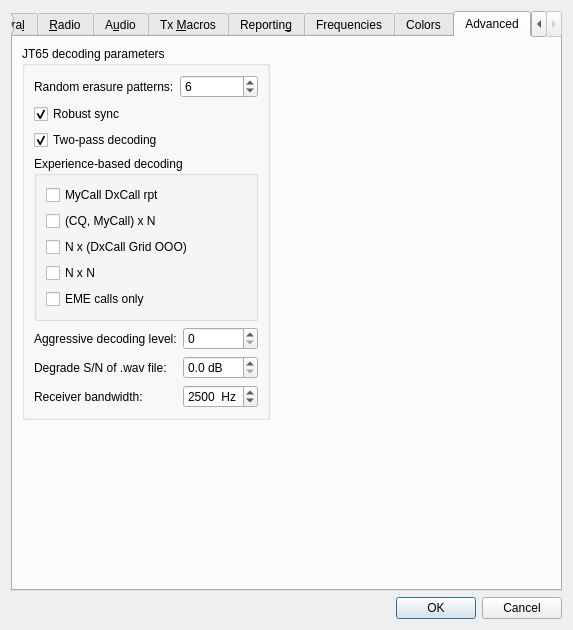
This is Configuration.ui in saitohirga/WSJT-X as Qt 5 draws it before an edit. The edited form follows.
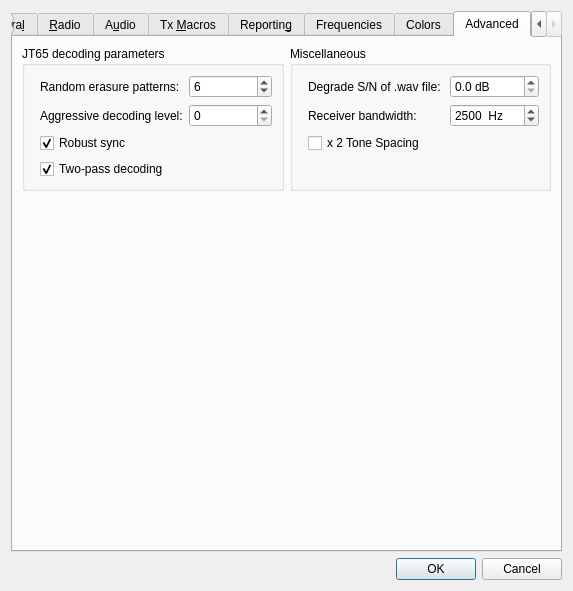
This is the edited form. The open tabs and pages were chosen to show the change.

Commit message: 1. Fix cause of "frozen UTC" bug in MSK144 mode.  (Could there be more than one cause?) 2. Fix failure to remember Ftol setting in MSK144 mode. 3. Remove obsolete controls from Advanced tab. 4. Add control for "x 2 Tone spacing" on Advanced tab.

What changed in the file:
```diff
--- a/Configuration.ui
+++ b/Configuration.ui
@@ -2,6 +2,14 @@
 <ui version="4.0">
  <class>configuration_dialog</class>
  <widget class="QDialog" name="configuration_dialog">
+  <property name="geometry">
+   <rect>
+    <x>0</x>
+    <y>0</y>
+    <width>545</width>
+    <height>591</height>
+   </rect>
+  </property>
   <property name="windowTitle">
    <string>Settings</string>
   </property>
@@ -2162,147 +2170,31 @@
        <string>Advanced</string>
       </attribute>
       <layout class="QGridLayout" name="gridLayout_9">
-       <item row="0" column="0">
+       <item row="1" column="0" colspan="2">
+        <spacer name="verticalSpacer_8">
+         <property name="orientation">
+          <enum>Qt::Vertical</enum>
+         </property>
+         <property name="sizeHint" stdset="0">
+          <size>
+           <width>20</width>
+           <height>40</height>
+          </size>
+         </property>
+        </spacer>
+       </item>
+       <item row="0" column="1">
         <widget class="QGroupBox" name="groupBox_5">
          <property name="toolTip">
           <string>&lt;html&gt;&lt;head/&gt;&lt;body&gt;&lt;p&gt;User-selectable parameters for JT65 decoding.&lt;/p&gt;&lt;/body&gt;&lt;/html&gt;</string>
          </property>
          <property name="title">
-          <string>JT65 decoding parameters</string>
+          <string>Miscellaneous</string>
          </property>
-         <layout class="QVBoxLayout" name="verticalLayout_12">
-          <item>
-           <layout class="QFormLayout" name="formLayout_2">
-            <item row="0" column="0">
-             <widget class="QLabel" name="label_2">
-              <property name="text">
-               <string>Random erasure patterns:</string>
-              </property>
-              <property name="buddy">
-               <cstring>sbNtrials</cstring>
-              </property>
-             </widget>
-            </item>
-            <item row="0" column="1">
-             <widget class="QSpinBox" name="sbNtrials">
-              <property name="toolTip">
-               <string>&lt;html&gt;&lt;head/&gt;&lt;body&gt;&lt;p&gt;Maximum number of erasure patterns for stochastic soft-decision Reed Solomon decoder is 10^(n/2).&lt;/p&gt;&lt;/body&gt;&lt;/html&gt;</string>
-              </property>
-              <property name="minimum">
-               <number>0</number>
-              </property>
-              <property name="maximum">
-               <number>12</number>
-              </property>
-              <property name="value">
-               <number>6</number>
-              </property>
-             </widget>
-            </item>
-           </layout>
-          </item>
-          <item>
-           <widget class="QCheckBox" name="cbSync1Bit">
-            <property name="text">
-             <string>Robust sync</string>
-            </property>
-            <property name="checked">
-             <bool>true</bool>
-            </property>
-           </widget>
-          </item>
-          <item>
-           <widget class="QCheckBox" name="cbTwoPass">
-            <property name="text">
-             <string>Two-pass decoding</string>
-            </property>
-            <property name="checked">
-             <bool>true</bool>
-            </property>
-           </widget>
-          </item>
-          <item>
-           <widget class="QGroupBox" name="groupBox_6">
-            <property name="title">
-             <string>Experience-based decoding</string>
-            </property>
-            <layout class="QVBoxLayout" name="verticalLayout_9">
-             <item>
-              <widget class="QCheckBox" name="cbMyDx">
-               <property name="toolTip">
-                <string>&lt;html&gt;&lt;head/&gt;&lt;body&gt;&lt;p&gt;Test codewords corresponding to messages of the form &amp;quot;MyCall DxCall Dxgrid&amp;quot;, &amp;quot;MyCall DxCall rpt&amp;quot;. &amp;quot;MyCall DxCall RRR&amp;quot;. and &amp;quot;MyCall DxCall 73&amp;quot;.&lt;/p&gt;&lt;/body&gt;&lt;/html&gt;</string>
-               </property>
-               <property name="text">
-                <string>MyCall DxCall rpt</string>
-               </property>
-              </widget>
-             </item>
-             <item>
-              <widget class="QCheckBox" name="cbCQMyN">
-               <property name="toolTip">
-                <string>&lt;html&gt;&lt;head/&gt;&lt;body&gt;&lt;p&gt;Test codewords corresponding to messages of the form &amp;quot;CQ Call Grid&amp;quot; and  &amp;quot;MyCall Call Grid&amp;quot; for all Call/Grid combinations selected from the list of known calls.&lt;/p&gt;&lt;/body&gt;&lt;/html&gt;</string>
-               </property>
-               <property name="text">
-                <string>(CQ, MyCall) x N</string>
-               </property>
-              </widget>
-             </item>
-             <item>
-              <widget class="QCheckBox" name="cbNDxG">
-               <property name="toolTip">
-                <string>&lt;html&gt;&lt;head/&gt;&lt;body&gt;&lt;p&gt;Test codewords corresponding to messages of the form &amp;quot;Call DxCall DxGrid OOO&amp;quot; for all Call/Grid combinations selected from the list of known calls.&lt;/p&gt;&lt;/body&gt;&lt;/html&gt;</string>
-               </property>
-               <property name="text">
-                <string>N x (DxCall Grid OOO)</string>
-               </property>
-              </widget>
-             </item>
-             <item>
-              <widget class="QCheckBox" name="cbNN">
-               <property name="toolTip">
-                <string>&lt;html&gt;&lt;head/&gt;&lt;body&gt;&lt;p&gt;Test codewords corresponding to messages of the form &amp;quot;Call1 Call2 Grid2&amp;quot;for all Call/Grid combinations selected from the list of known calls.&lt;/p&gt;&lt;/body&gt;&lt;/html&gt;</string>
-               </property>
-               <property name="text">
-                <string>N x N</string>
-               </property>
-              </widget>
-             </item>
-             <item>
-              <widget class="QCheckBox" name="cbEMEonly">
-               <property name="toolTip">
-                <string>&lt;html&gt;&lt;head/&gt;&lt;body&gt;&lt;p&gt;Select Call/Grid combinations from list of known calls only if marked as active on EME.&lt;/p&gt;&lt;/body&gt;&lt;/html&gt;</string>
-               </property>
-               <property name="text">
-                <string>EME calls only</string>
-               </property>
-              </widget>
-             </item>
-            </layout>
-           </widget>
-          </item>
-          <item>
+         <layout class="QFormLayout" name="formLayout_10">
+          <item row="1" column="1">
            <layout class="QFormLayout" name="formLayout_3">
             <item row="0" column="0">
-             <widget class="QLabel" name="label_4">
-              <property name="text">
-               <string>Aggressive decoding level:</string>
-              </property>
-              <property name="buddy">
-               <cstring>sbAggressive</cstring>
-              </property>
-             </widget>
-            </item>
-            <item row="0" column="1">
-             <widget class="QSpinBox" name="sbAggressive">
-              <property name="toolTip">
-               <string>&lt;html&gt;&lt;head/&gt;&lt;body&gt;&lt;p&gt;Higher levels will increase the probability of decoding, but will also increase probability of a false decode.&lt;/p&gt;&lt;/body&gt;&lt;/html&gt;</string>
-              </property>
-              <property name="maximum">
-               <number>10</number>
-              </property>
-             </widget>
-            </item>
-            <item row="1" column="0">
              <widget class="QLabel" name="label_3">
               <property name="text">
                <string>Degrade S/N of .wav file: </string>
@@ -2312,7 +2204,7 @@
               </property>
              </widget>
             </item>
-            <item row="1" column="1">
+            <item row="0" column="1">
              <widget class="QDoubleSpinBox" name="sbDegrade">
               <property name="suffix">
                <string> dB</string>
@@ -2325,14 +2217,14 @@
               </property>
              </widget>
             </item>
-            <item row="2" column="0">
+            <item row="1" column="0">
              <widget class="QLabel" name="label_9">
               <property name="text">
                <string>Receiver bandwidth:</string>
               </property>
              </widget>
             </item>
-            <item row="2" column="1">
+            <item row="1" column="1">
              <widget class="QSpinBox" name="sbBandwidth">
               <property name="suffix">
                <string>  Hz</string>
@@ -2348,36 +2240,99 @@
               </property>
              </widget>
             </item>
+            <item row="2" column="0">
+             <widget class="QCheckBox" name="cbx2ToneSpacing">
+              <property name="text">
+               <string>x 2 Tone Spacing</string>
+              </property>
+             </widget>
+            </item>
            </layout>
           </item>
          </layout>
         </widget>
        </item>
-       <item row="0" column="1">
-        <spacer name="horizontalSpacer_5">
-         <property name="orientation">
-          <enum>Qt::Horizontal</enum>
+       <item row="0" column="0">
+        <widget class="QGroupBox" name="groupBox_6">
+         <property name="toolTip">
+          <string>&lt;html&gt;&lt;head/&gt;&lt;body&gt;&lt;p&gt;User-selectable parameters for JT65 decoding.&lt;/p&gt;&lt;/body&gt;&lt;/html&gt;</string>
          </property>
-         <property name="sizeHint" stdset="0">
-          <size>
-           <width>40</width>
-           <height>20</height>
-          </size>
+         <property name="title">
+          <string>JT65 decoding parameters</string>
          </property>
-        </spacer>
-       </item>
-       <item row="1" column="0" colspan="2">
-        <spacer name="verticalSpacer_8">
-         <property name="orientation">
-          <enum>Qt::Vertical</enum>
-         </property>
-         <property name="sizeHint" stdset="0">
-          <size>
-           <width>20</width>
-           <height>40</height>
-          </size>
-         </property>
-        </spacer>
+         <layout class="QFormLayout" name="formLayout_11">
+          <item row="0" column="1">
+           <layout class="QFormLayout" name="formLayout_2">
+            <item row="0" column="0">
+             <widget class="QLabel" name="label_2">
+              <property name="text">
+               <string>Random erasure patterns:</string>
+              </property>
+              <property name="buddy">
+               <cstring>sbNtrials</cstring>
+              </property>
+             </widget>
+            </item>
+            <item row="0" column="1">
+             <widget class="QSpinBox" name="sbNtrials">
+              <property name="toolTip">
+               <string>&lt;html&gt;&lt;head/&gt;&lt;body&gt;&lt;p&gt;Maximum number of erasure patterns for stochastic soft-decision Reed Solomon decoder is 10^(n/2).&lt;/p&gt;&lt;/body&gt;&lt;/html&gt;</string>
+              </property>
+              <property name="minimum">
+               <number>0</number>
+              </property>
+              <property name="maximum">
+               <number>12</number>
+              </property>
+              <property name="value">
+               <number>6</number>
+              </property>
+             </widget>
+            </item>
+            <item row="1" column="0">
+             <widget class="QLabel" name="label_4">
+              <property name="text">
+               <string>Aggressive decoding level:</string>
+              </property>
+              <property name="buddy">
+               <cstring>sbAggressive</cstring>
+              </property>
+             </widget>
+            </item>
+            <item row="1" column="1">
+             <widget class="QSpinBox" name="sbAggressive">
+              <property name="toolTip">
+               <string>&lt;html&gt;&lt;head/&gt;&lt;body&gt;&lt;p&gt;Higher levels will increase the probability of decoding, but will also increase probability of a false decode.&lt;/p&gt;&lt;/body&gt;&lt;/html&gt;</string>
+              </property>
+              <property name="maximum">
+               <number>10</number>
+              </property>
+             </widget>
+            </item>
+            <item row="2" column="0">
+             <widget class="QCheckBox" name="cbSync1Bit">
+              <property name="text">
+               <string>Robust sync</string>
+              </property>
+              <property name="checked">
+               <bool>true</bool>
+              </property>
+             </widget>
+            </item>
+            <item row="3" column="0">
+             <widget class="QCheckBox" name="cbTwoPass">
+              <property name="text">
+               <string>Two-pass decoding</string>
+              </property>
+              <property name="checked">
+               <bool>true</bool>
+              </property>
+             </widget>
+            </item>
+           </layout>
+          </item>
+         </layout>
+        </widget>
        </item>
       </layout>
      </widget>
```
Left out of the diff: 14 changed lines with no effect on the pictures. The commit also changes 3 other files.
